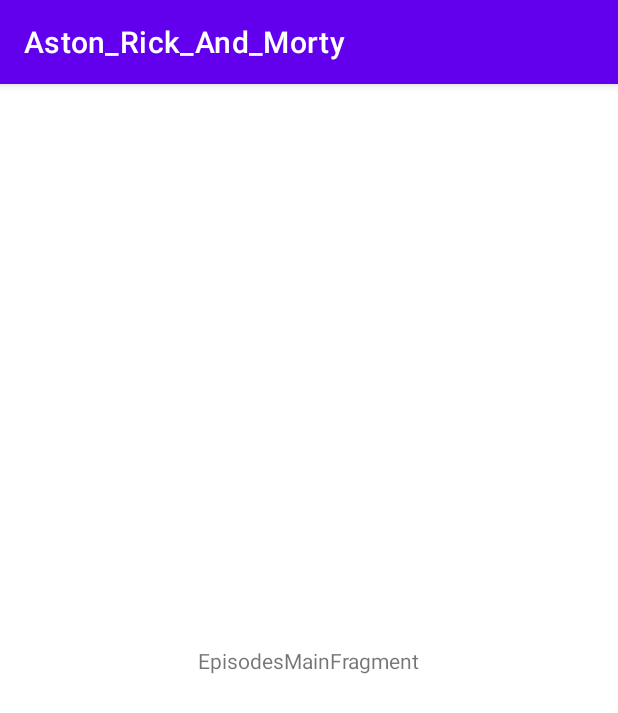
After one commit to ThePhyrus/Aston_Rick_And_Morty, an Android app: the fragment EpisodesMainFragment shown on its own in the app's theme, on a phone screen of 412 x 824 dp. The commit adds this screen. Shown: the top 713 px of the screen. Run offline under Robolectric (Android 15) with nearby library versions, the phone set to English and light mode, and no system bars.

Commit message:
Add actions for bottom_navigation_menu, add three fragments (CharacterMainFragment.kt, EpisodesMainFragment.kt, LocationsMainFragment.kt)

```diff
--- a/app/src/main/AndroidManifest.xml
+++ b/app/src/main/AndroidManifest.xml
@@ -13,12 +13,12 @@
         android:theme="@style/Theme.Aston_Rick_And_Morty"
         tools:targetApi="31">
         <activity
-            android:name=".MainActivity"
+            android:name=".view.MainActivity"
             android:exported="false" />
         <activity
             android:noHistory="true"
             android:theme="@style/Theme.AppCompat.NoActionBar"
-            android:name=".SplashActivity"
+            android:name=".view.SplashActivity"
             android:exported="true">
             <intent-filter>
                 <action android:name="android.intent.action.MAIN" />
--- /dev/null
+++ b/app/src/main/java/roman/bannikov/aston_rick_and_morty/view/fragments/EpisodesMainFragment.kt
@@ -0,0 +1,30 @@
+package roman.bannikov.aston_rick_and_morty.view.fragments
+
+import android.os.Bundle
+import androidx.fragment.app.Fragment
+import android.view.LayoutInflater
+import android.view.View
+import android.view.ViewGroup
+import roman.bannikov.aston_rick_and_morty.R
+
+class EpisodesMainFragment : Fragment() {
+
+
+    override fun onCreate(savedInstanceState: Bundle?) {
+        super.onCreate(savedInstanceState)
+
+    }
+
+    override fun onCreateView(
+        inflater: LayoutInflater, container: ViewGroup?,
+        savedInstanceState: Bundle?
+    ): View? {
+        // Inflate the layout for this fragment
+        return inflater.inflate(R.layout.fragment_episodes_main, container, false)
+    }
+
+    companion object {
+        @JvmStatic
+        fun newInstance() = EpisodesMainFragment()
+    }
+}
--- a/app/src/main/res/layout/activity_splash.xml
+++ b/app/src/main/res/layout/activity_splash.xml
@@ -4,7 +4,7 @@
     xmlns:tools="http://schemas.android.com/tools"
     android:layout_width="match_parent"
     android:layout_height="match_parent"
-    tools:context=".SplashActivity">
+    tools:context=".view.SplashActivity">
 
     <androidx.appcompat.widget.AppCompatImageView
         android:layout_width="0dp"
--- /dev/null
+++ b/app/src/main/res/layout/fragment_episodes_main.xml
@@ -0,0 +1,18 @@
+<?xml version="1.0" encoding="utf-8"?>
+<androidx.constraintlayout.widget.ConstraintLayout xmlns:android="http://schemas.android.com/apk/res/android"
+    xmlns:tools="http://schemas.android.com/tools"
+    android:layout_width="match_parent"
+    android:layout_height="match_parent"
+    xmlns:app="http://schemas.android.com/apk/res-auto"
+    tools:context=".view.fragments.CharactersMainFragment">
+
+    <TextView
+        android:layout_width="wrap_content"
+        android:layout_height="wrap_content"
+        app:layout_constraintTop_toTopOf="parent"
+        app:layout_constraintStart_toStartOf="parent"
+        app:layout_constraintEnd_toEndOf="parent"
+        app:layout_constraintBottom_toBottomOf="parent"
+        android:text="EpisodesMainFragment" />
+
+</androidx.constraintlayout.widget.ConstraintLayout>
--- a/app/src/main/res/menu/bottom_navigation_menu.xml
+++ b/app/src/main/res/menu/bottom_navigation_menu.xml
@@ -5,7 +5,7 @@
         android:title="Characters"
         android:icon="@drawable/ic_characters_for_bottom_nav"
         />
-    <item android:id="@+id/bottomMenEpisodes"
+    <item android:id="@+id/bottomMenuEpisodes"
         android:title="Episodes"
         android:icon="@drawable/ic_episodes_for_bottom_nav"
         />
--- a/app/src/main/res/values/strings.xml
+++ b/app/src/main/res/values/strings.xml
@@ -1,3 +1,6 @@
 <resources>
     <string name="app_name">Aston_Rick_And_Morty</string>
+    <!-- TODO: Remove or change this placeholder text -->
+    <string name="hello_blank_fragment">Hello blank fragment</string>
+
 </resources>
```
Also changed, not shown: app/src/main/java/roman/bannikov/aston_rick_and_morty/MainActivity.kt (deleted, +0 -11 lines), app/src/main/java/roman/bannikov/aston_rick_and_morty/view/MainActivity.kt (added, +42 -0 lines), app/src/main/java/roman/bannikov/aston_rick_and_morty/view/SplashActivity.kt (renamed from app/src/main/java/roman/bannikov/aston_rick_and_morty/SplashActivity.kt, +5 -5 lines), app/src/main/java/roman/bannikov/aston_rick_and_morty/view/fragments/CharactersMainFragment.kt (added, +30 -0 lines), app/src/main/java/roman/bannikov/aston_rick_and_morty/view/fragments/LocationsMainFragment.kt (added, +30 -0 lines), app/src/main/res/layout/activity_main.xml (+15 -3 lines), app/src/main/res/layout/fragment_characters_main.xml (added, +18 -0 lines), app/src/main/res/layout/fragment_locations_main.xml (added, +18 -0 lines), app/src/main/res/values/colors.xml (+4 -5 lines), 1 other file.
